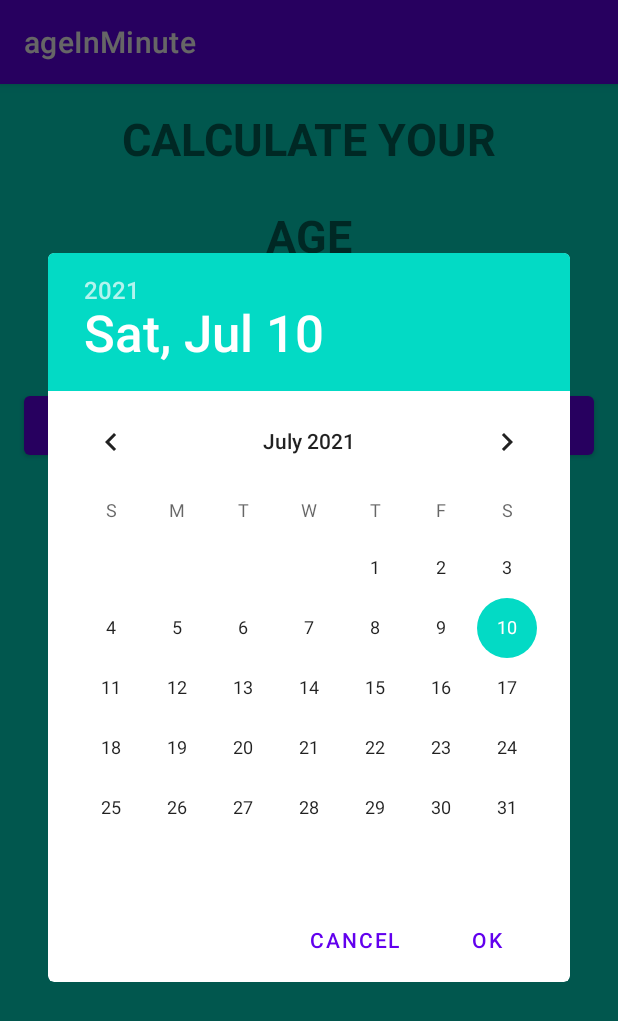
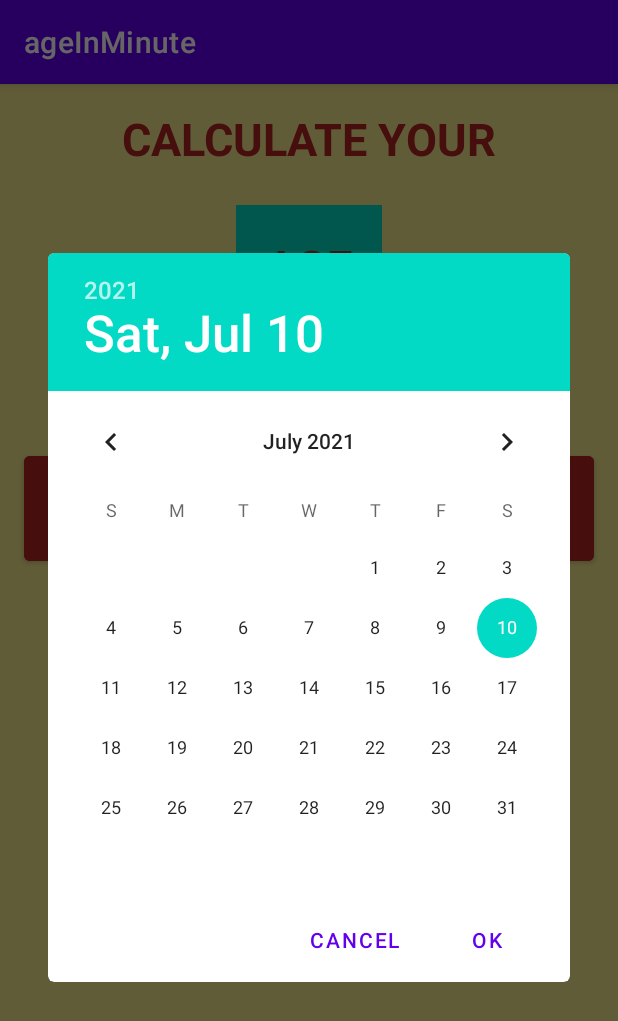
Before and after one commit to phantom-kudo/ageInMinuteApp, an Android app: the screen it shows after launch (MainActivity), after a tap on "SELECT THE DATE", on a phone screen of 412 x 824 dp. Shown: the top 1021 px of the screen. Run offline under Robolectric (Android 15) with nearby library versions, the phone set to English and light mode, and no system bars.

Commit message:
second commit

```diff
--- a/app/src/main/java/com/example/ageinminute/MainActivity.kt
+++ b/app/src/main/java/com/example/ageinminute/MainActivity.kt
@@ -41,9 +41,9 @@ class MainActivity : AppCompatActivity() {
       val dpd =  DatePickerDialog(this,DatePickerDialog.OnDateSetListener{view,selectedYear,selectedMonth,selectedDayOfmonth
             ->
             Toast.makeText(this,"Selected date is $selectedDayOfmonth/${selectedMonth+1}/$selectedYear ",Toast.LENGTH_LONG).show()
-            val selectedDayOfmonth:Int = day
-            val selectedMonth:Int = month
-            val selectedYear:Int = year
+//            val selectedDayOfmonth:Int = day
+//            val selectedMonth:Int = month
+//            val selectedYear:Int = year
             val selectedDate= "$selectedDayOfmonth/${selectedMonth+1}/$selectedYear"
             val selectedDatebtn = findViewById<TextView>(R.id.tvSelectedDate)
             selectedDatebtn.setText(selectedDate)
@@ -54,10 +54,18 @@ class MainActivity : AppCompatActivity() {
             val currentDateinMinutes = currentDate!!.time/60000
             val differenceInMinutes = currentDateinMinutes-selectedDateInMinutes
             val outputScreen = findViewById<TextView>(R.id.age_in_min)
-            outputScreen.setText(differenceInMinutes.toString())
-        },year,month,day)
+            if(differenceInMinutes>0)
+            {outputScreen.setText(differenceInMinutes.toString())}
+                else{
+                    outputScreen.setText("INPUT VALID DATE")
+                    Toast.makeText(this,"ENTER A VALID DATE",Toast.LENGTH_LONG).show()
+            }
 
-       // dpd.datePicker.getMaxDate(Date().time-8640000)
+        }
+          ,year
+          ,month
+          ,day)
+        //dpd.datePicker.getMaxDate(Date().time)
         dpd.show()
 
 
--- a/app/src/main/res/layout/activity_main.xml
+++ b/app/src/main/res/layout/activity_main.xml
@@ -3,7 +3,7 @@
     xmlns:tools="http://schemas.android.com/tools"
     android:layout_width="match_parent"
     android:layout_height="match_parent"
-    android:background="@color/teal_200"
+    android:background="@color/khaki"
     android:orientation="vertical"
     tools:context=".MainActivity">
 
@@ -13,6 +13,7 @@
         android:text="Calculate Your"
         android:textAllCaps="true"
         android:textSize="30sp"
+        android:textColor="@color/indianared"
         android:layout_gravity="center"
         android:layout_margin="16sp"
         android:textStyle="bold"/>
@@ -21,7 +22,10 @@
         android:layout_width="wrap_content"
         android:layout_height="wrap_content"
         android:layout_gravity="center"
+        android:background="@color/teal_200"
         android:text="age"
+        android:padding="20dp"
+        android:textColor="@color/indianared"
         android:textStyle="bold"
         android:layout_margin="8dp"
         android:textSize="30sp"
@@ -30,7 +34,8 @@
     <TextView
         android:layout_width="wrap_content"
         android:layout_height="wrap_content"
-        android:text="age in minutes"
+        android:text="in minutes"
+        android:textColor="@color/indianared"
         android:layout_gravity="center"
         android:textSize="30sp"
         android:textAllCaps="true"
@@ -44,8 +49,11 @@
         android:layout_margin="16dp"
         android:onClick="btnDatePicker"
         android:text="@string/select_the_date"
+        android:textStyle="bold"
+        android:textColor="@color/white"
+        android:backgroundTint="@color/indianared"
         android:textAllCaps="true"
-        android:padding="10dp"/>
+        android:padding="25dp"/>
 
     <TextView
         android:layout_width="wrap_content"
@@ -53,6 +61,7 @@
         android:layout_marginTop="20dp"
         android:layout_marginBottom="10dp"
         android:text="selected date"
+        android:textColor="@color/indianared"
         android:textSize="18sp"
         android:layout_gravity="center"
         android:textAllCaps="true"
@@ -64,6 +73,7 @@
         android:layout_height="wrap_content"
         android:layout_marginTop="10dp"
         android:layout_marginBottom="10dp"
+        android:textColor="@color/black"
         android:textSize="18sp"
         android:layout_gravity="center"
         android:textAllCaps="true"
@@ -74,6 +84,7 @@
         android:layout_height="wrap_content"
         android:layout_marginTop="20dp"
         android:layout_marginBottom="10dp"
+        android:textColor="@color/indianared"
         android:text="age in minutes"
         android:textSize="18sp"
         android:layout_gravity="center"
@@ -86,6 +97,7 @@
         android:layout_height="wrap_content"
         android:layout_marginTop="10dp"
         android:layout_marginBottom="10dp"
+        android:textColor="@color/black"
         android:textSize="18sp"
         android:layout_gravity="center"
         android:textAllCaps="true"
--- a/app/src/main/res/values/colors.xml
+++ b/app/src/main/res/values/colors.xml
@@ -6,5 +6,7 @@
     <color name="teal_200">#FF03DAC5</color>
     <color name="teal_700">#FF018786</color>
     <color name="black">#FF000000</color>
+    <color name="khaki">#F0E68C</color>
+    <color name="indianared">#B22222</color>
     <color name="white">#FFFFFFFF</color>
 </resources>
```
